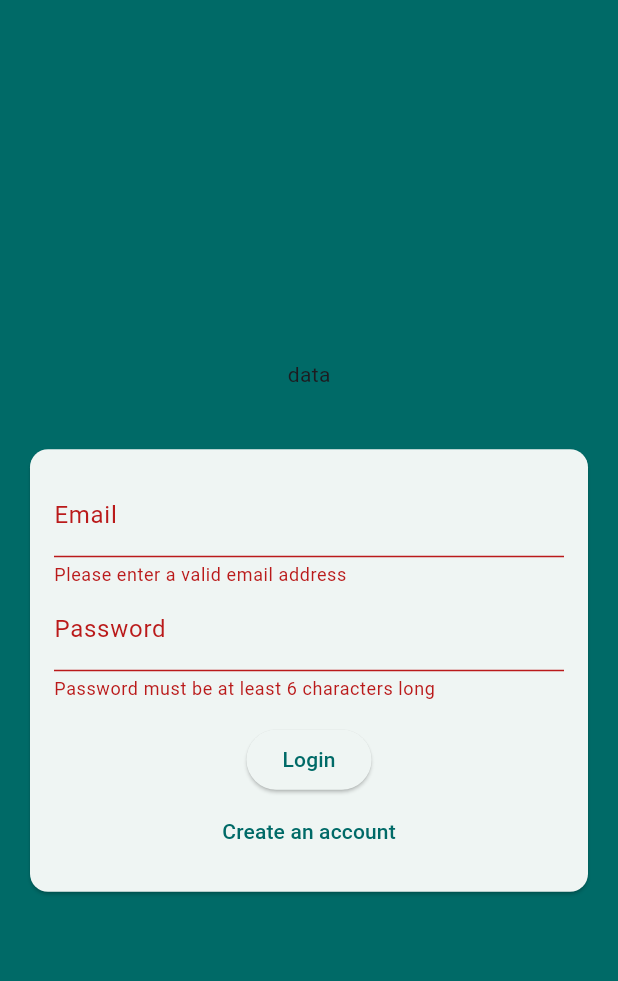
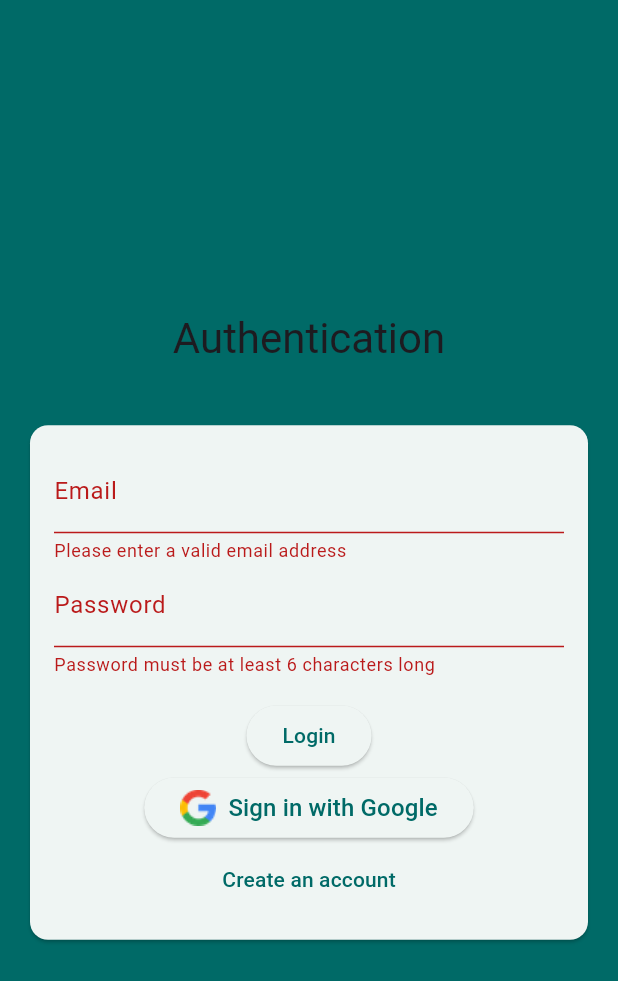
Before and after one commit to RaihanRafi01/Finance-Management, a Flutter app: the screen it shows after launch, after a tap on "Login", on a phone screen of 412 x 824 dp. Shown: the top 981 px of the screen. Run offline on Flutter 3.47's test engine with Material 3 defaults, Android fonts, the phone set to English and light mode, and no system bars; our stand-ins replace cloud_firestore, firebase_auth, firebase_core, firebase_storage, fl_chart, flutter_svg and 1 more; accounts and stored records are empty.

Commit message:
google SignIn

```diff
--- a/lib/ui/screens/authentication.dart
+++ b/lib/ui/screens/authentication.dart
@@ -1,22 +1,23 @@
-import 'dart:io';
-
 import 'package:cloud_firestore/cloud_firestore.dart';
 import 'package:firebase_auth/firebase_auth.dart';
 import 'package:firebase_storage/firebase_storage.dart';
 import 'package:flutter/material.dart';
+import 'package:flutter_svg/flutter_svg.dart';
+import 'package:google_sign_in/google_sign_in.dart';
 
 final _firebase = FirebaseAuth.instance;
+final GoogleSignIn _googleSignIn = GoogleSignIn();
 
-class AuthScreen extends StatefulWidget{
+class AuthScreen extends StatefulWidget {
   const AuthScreen({super.key});
 
   @override
   State<StatefulWidget> createState() {
     return _AuthScreenState();
   }
+}
 
-}
-class _AuthScreenState extends State<AuthScreen>{
+class _AuthScreenState extends State<AuthScreen> {
   final _formKey = GlobalKey<FormState>();
   var _isLogin = true;
   var _enteredUserName = '';
@@ -24,39 +25,90 @@ class _AuthScreenState extends State<AuthScreen>{
   var _enteredPass = '';
   var _isAuthenticating = false;
 
-  void _submit() async {
+  Future<void> _submit() async {
     final isValid = _formKey.currentState!.validate();
-    if(!isValid){
+    if (!isValid) {
       return;
     }
     _formKey.currentState!.save();
-    try{
+    try {
       setState(() {
         _isAuthenticating = true;
       });
-      if(_isLogin){
+      if (_isLogin) {
         // LOGIN
-        final userCredentials = await _firebase.signInWithEmailAndPassword(email: _enteredEmail, password: _enteredPass);
-      } else{
-        // REG
-        final userCredentials = await _firebase.createUserWithEmailAndPassword(email: _enteredEmail, password: _enteredPass);
+        final userCredentials = await _firebase.signInWithEmailAndPassword(
+          email: _enteredEmail,
+          password: _enteredPass,
+        );
+      } else {
+        // REGISTRATION
+        final userCredentials = await _firebase.createUserWithEmailAndPassword(
+          email: _enteredEmail,
+          password: _enteredPass,
+        );
         await FirebaseFirestore.instance.collection('users')
             .doc(userCredentials.user!.uid)
             .set({
-          'username' : _enteredUserName,
-          'email' : _enteredEmail,
-          'picture' : '',
-          'balance' : 0,
-          'uId' : userCredentials.user!.uid,
+          'username': _enteredUserName,
+          'email': _enteredEmail,
+          'picture': '',
+          'balance': 0,
+          'uId': userCredentials.user!.uid,
         });
       }
-    }on FirebaseAuthException catch (error) {
+    } on FirebaseAuthException catch (error) {
       ScaffoldMessenger.of(context).clearSnackBars();
-      ScaffoldMessenger.of(context).showSnackBar(SnackBar(content: Text(error.message ?? 'Authentication failed'),));
+      ScaffoldMessenger.of(context).showSnackBar(
+        SnackBar(content: Text(error.message ?? 'Authentication failed')),
+      );
     }
     setState(() {
       _isAuthenticating = false;
     });
+  }
+
+  Future<void> _signInWithGoogle() async {
+    try {
+      final GoogleSignInAccount? googleUser = await _googleSignIn.signIn();
+      if (googleUser == null) {
+        // User canceled the sign-in
+        return;
+      }
+
+      final GoogleSignInAuthentication googleAuth = await googleUser.authentication;
+
+      final credential = GoogleAuthProvider.credential(
+        accessToken: googleAuth.accessToken,
+        idToken: googleAuth.idToken,
+      );
+
+      final userCredential = await _firebase.signInWithCredential(credential);
+      final user = userCredential.user;
+
+      if (user != null) {
+        // Handle successful sign-in
+        final userDoc = FirebaseFirestore.instance.collection('users').doc(user.uid);
+        final userSnapshot = await userDoc.get();
+
+        if (!userSnapshot.exists) {
+          // Create new user document
+          await userDoc.set({
+            'username': user.displayName ?? '',
+            'email': user.email ?? '',
+            'picture': user.photoURL ?? '',
+            'balance': 0,
+            'uId': user.uid,
+          });
+        }
+      }
+    } catch (error) {
+      print(error.toString());
+      ScaffoldMessenger.of(context).clearSnackBars();
+      ScaffoldMessenger.of(context).showSnackBar(
+        SnackBar(content: Text(error.toString())),
+      );
+    }
   }
 
   @override
@@ -64,63 +116,113 @@ class _AuthScreenState extends State<AuthScreen>{
     return Scaffold(
       backgroundColor: Theme.of(context).colorScheme.primary,
       body: Center(
-        child: SingleChildScrollView(child: Column(mainAxisAlignment: MainAxisAlignment.center,children: [
+        child: SingleChildScrollView(
+          child: Column(
+            mainAxisAlignment: MainAxisAlignment.center,
+            children: [
               Container(
-            margin: EdgeInsets.only(top: 30,bottom: 20,left: 20,right: 20),
-            child: Text('data'),
+                margin: EdgeInsets.only(top: 30, bottom: 20, left: 20, right: 20),
+                child: Text(
+                  'Authentication',
+                  style: Theme.of(context).textTheme.headlineMedium,
                 ),
-          Card(margin: EdgeInsets.all(20),
-            child: SingleChildScrollView(child: Padding(padding: EdgeInsets.all(16),
-              child: Form(key: _formKey,
-                child: Column(mainAxisSize: MainAxisSize.min,
+              ),
+              Card(
+                margin: EdgeInsets.all(20),
+                child: SingleChildScrollView(
+                  child: Padding(
+                    padding: EdgeInsets.all(16),
+                    child: Form(
+                      key: _formKey,
+                      child: Column(
+                        mainAxisSize: MainAxisSize.min,
                         children: [
-                    if(!_isLogin)
-                      TextFormField(decoration: const InputDecoration(labelText: 'Username'),
-                        validator: (value){
-                          if(value==null || value.trim().isEmpty || value.trim().length < 3){
+                          if (!_isLogin)
+                            TextFormField(
+                              decoration: const InputDecoration(labelText: 'Username'),
+                              validator: (value) {
+                                if (value == null || value.trim().isEmpty || value.trim().length < 3) {
                                   return 'Please enter a valid username';
                                 }
                                 return null;
                               },
-                        onSaved: (value){
+                              onSaved: (value) {
                                 _enteredUserName = value!;
-                        },),
-                    TextFormField(decoration: const InputDecoration(labelText: 'Email'),keyboardType: TextInputType.emailAddress,autocorrect: false,textCapitalization: TextCapitalization.none,
-                      validator: (value){
-                        if(value==null || value.trim().isEmpty || !value.contains('@')){
-                          return 'Please enter a valid email address' ;
+                              },
+                            ),
+                          TextFormField(
+                            decoration: const InputDecoration(labelText: 'Email'),
+                            keyboardType: TextInputType.emailAddress,
+                            autocorrect: false,
+                            textCapitalization: TextCapitalization.none,
+                            validator: (value) {
+                              if (value == null || value.trim().isEmpty || !value.contains('@')) {
+                                return 'Please enter a valid email address';
                               }
                               return null;
                             },
-                      onSaved: (value){
+                            onSaved: (value) {
                               _enteredEmail = value!;
-                      },),
-                    TextFormField(decoration: const InputDecoration(labelText: 'Password'),obscureText: true,
-                      validator: (value){
-                        if(value==null || value.trim().length < 6 ){
-                          return 'Password must be at least 6 characters long' ;
+                            },
+                          ),
+                          TextFormField(
+                            decoration: const InputDecoration(labelText: 'Password'),
+                            obscureText: true,
+                            validator: (value) {
+                              if (value == null || value.trim().length < 6) {
+                                return 'Password must be at least 6 characters long';
                               }
                               return null;
                             },
-                      onSaved: (value){
+                            onSaved: (value) {
                               _enteredPass = value!;
-                      },),
+                            },
+                          ),
                           const SizedBox(height: 15),
-                    if(_isAuthenticating)
+                          if (_isAuthenticating)
                             const CircularProgressIndicator(),
-                    if(!_isAuthenticating)
-                      ElevatedButton(onPressed: _submit, child: Text(_isLogin ? 'Login' : 'Signup')),
-                    if(!_isAuthenticating)
-                      TextButton(onPressed: (){
+                          if (!_isAuthenticating)
+                            ElevatedButton(
+                              onPressed: _submit,
+                              child: Text(_isLogin ? 'Login' : 'Signup'),
+                            ),
+                          if (!_isAuthenticating)
+                            ElevatedButton(
+                              onPressed: _signInWithGoogle,
+                              child: const Row(
+                                mainAxisSize: MainAxisSize.min, // Ensures the button's size fits its content
+                                children: <Widget>[
+                                  Image(image: AssetImage('assets/images/google.png')),
+                                  SizedBox(width: 8.0), // Adds space between the icon and text
+                                  Text(
+                                    'Sign in with Google',
+                                    style: TextStyle(fontSize: 16.0), // Adjust text style as needed
+                                  ),
+                                ],
+                              ),
+                            )
+                          ,
+                          if (!_isAuthenticating)
+                            TextButton(
+                              onPressed: () {
                                 setState(() {
-                          _isLogin = !_isLogin ;
+                                  _isLogin = !_isLogin;
                                 });
-                      }, child: Text(_isLogin ? 'Create an account' : 'I already have an account.'))
-                  ],),),
-            ),),),
-        ],),),
+                              },
+                              child: Text(
+                                _isLogin ? 'Create an account' : 'I already have an account.',
+                              ),
+                            ),
+                        ],
+                      ),
+                    ),
+                  ),
+                ),
+              ),
+            ],
+          ),
+        ),
       ),
     );
   }
-
 }
--- a/pubspec.yaml
+++ b/pubspec.yaml
@@ -41,6 +41,9 @@ dependencies:
   cloud_firestore: ^5.4.0
   intl: ^0.19.0
   fl_chart: ^0.69.0
+  google_sign_in: ^6.2.1
+  font_awesome_flutter: ^10.7.0
+  flutter_svg: ^2.0.10+1
 
 dev_dependencies:
   flutter_test:
@@ -65,7 +68,8 @@ flutter:
   uses-material-design: true
 
   # To add assets to your application, add an assets section, like this:
-  # assets:
+  assets:
+    - assets/images/
   #   - images/a_dot_burr.jpeg
   #   - images/a_dot_ham.jpeg
 
```
Also changed, not shown: assets/images/google.png (added), pubspec.lock, 4 other files. Lines whose indentation alone changed are shown as unchanged.
